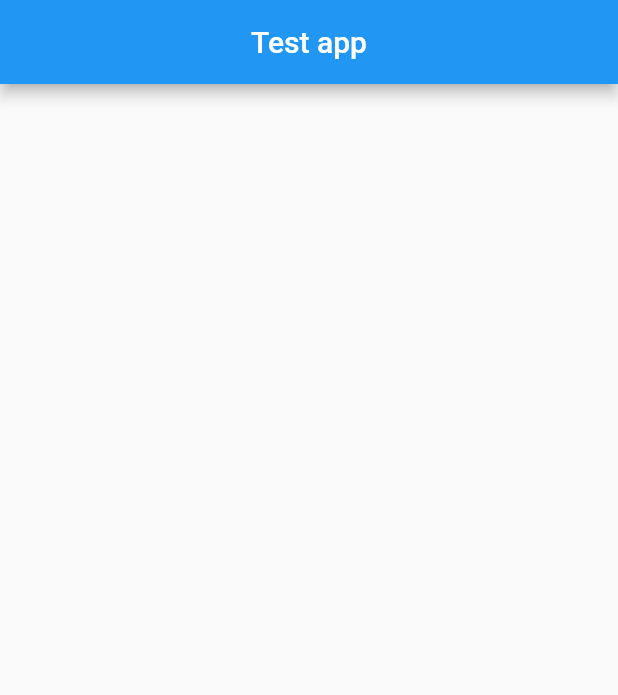
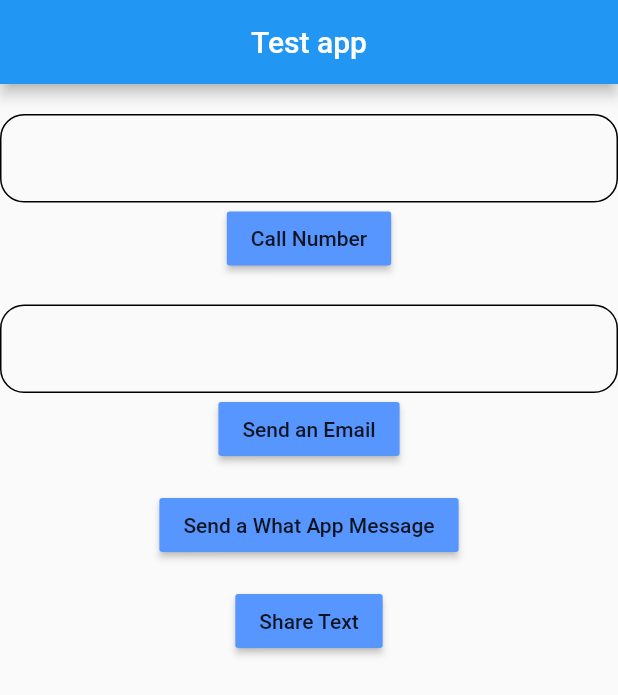
Before and after one commit to AhmedBeheiri/darty_commons, a Flutter app: the screen it shows after launch, on a phone screen of 412 x 824 dp. Shown: the top 695 px of the screen. Run offline on Flutter 3.47's test engine with Material 2 defaults, Android fonts, the phone set to English and light mode, and no system bars; our stand-ins replace share; missing offline and left inert: flutter_phone_direct_caller.

Commit message:
dart commons 1.0.0

```diff
--- a/lib/test_widget.dart
+++ b/lib/test_widget.dart
@@ -3,8 +3,19 @@ import 'package:flutter/material.dart';
 import 'dart_commons.dart';
 
 class TestWidget extends StatelessWidget {
+  TextEditingController _controller = TextEditingController();
+
+  TextEditingController _emailController = TextEditingController();
   @override
   Widget build(BuildContext context) {
+    List<int> intList = [10, 11, 16, 20];
+    print(intList);
+    intList.replace(9, 3);
+    print(intList);
+    intList.addOrReplace(16);
+    print(intList);
+    intList.addOrReplace(20);
+
     return Scaffold(
       appBar: AppBar(
         title: Text('Test app'),
@@ -18,7 +29,63 @@ class TestWidget extends StatelessWidget {
               },
               milliseconds: true);
 
-          return Container();
+          return Scaffold(
+            body: Column(
+              children: <Widget>[
+                SizedBox(height: 20.0),
+                TextFormField(
+                  keyboardType: TextInputType.phone,
+                  controller: _controller,
+                  decoration: InputDecoration(
+                    border: OutlineInputBorder(
+                        borderRadius: BorderRadius.circular(16.0)),
+                    enabledBorder: OutlineInputBorder(
+                        borderRadius: BorderRadius.circular(16.0)),
+                  ),
+                ),
+                Center(
+                  child: RaisedButton(
+                    onPressed: () => _controller.text.dial(),
+                    child: Text('Call Number'),
+                  ),
+                ),
+                SizedBox(height: 20.0),
+                TextFormField(
+                  keyboardType: TextInputType.emailAddress,
+                  controller: _emailController,
+                  decoration: InputDecoration(
+                    border: OutlineInputBorder(
+                        borderRadius: BorderRadius.circular(16.0)),
+                    enabledBorder: OutlineInputBorder(
+                        borderRadius: BorderRadius.circular(16.0)),
+                  ),
+                ),
+                Center(
+                  child: RaisedButton(
+                    onPressed: () => _emailController.text
+                        .email('ahmedbeheirii.com', subject: 'Hello'),
+                    child: Text('Send an Email'),
+                  ),
+                ),
+                SizedBox(height: 16.0),
+                Center(
+                  child: RaisedButton(
+                    onPressed: () =>
+                        _emailController.text.sendWhatsAppMessage(),
+                    child: Text('Send a What App Message'),
+                  ),
+                ),
+                SizedBox(height: 16.0),
+                Center(
+                  child: RaisedButton(
+                    onPressed: () => _emailController.text
+                        .share(subject: 'look guys'),
+                    child: Text('Share Text'),
+                  ),
+                ),
+              ],
+            ),
+          );
         },
       ),
     );
--- a/pubspec.yaml
+++ b/pubspec.yaml
@@ -11,6 +11,11 @@ dependencies:
   flutter:
     sdk: flutter
   logging: ^0.11.4
+  flutter_phone_direct_caller:
+    git:
+      url: https://github.com/yanisalfian/flutter-phone-direct-caller.git
+  url_launcher: ^5.5.0
+  share: '>=0.6.4+3 <2.0.0'
 
 dev_dependencies:
   flutter_test:
```
Also changed, not shown: lib/dart_commons.dart (+132 -26 lines), pubspec.lock, 7 other files.
